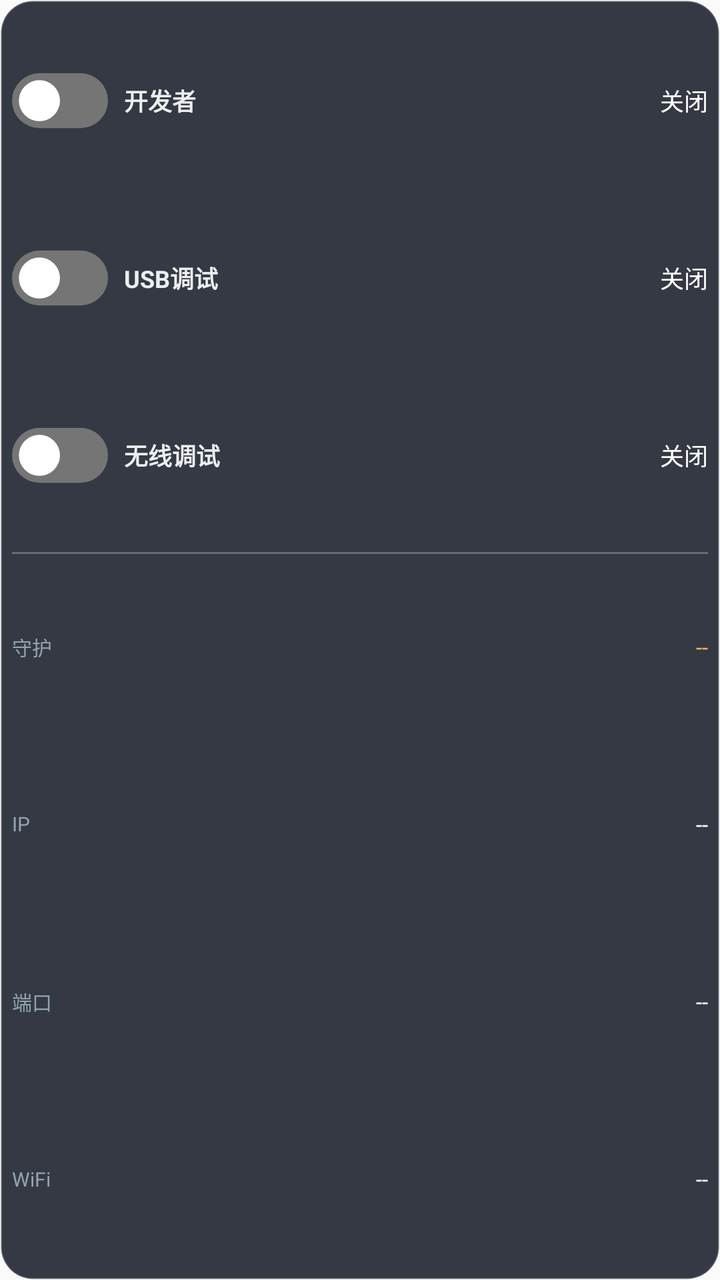
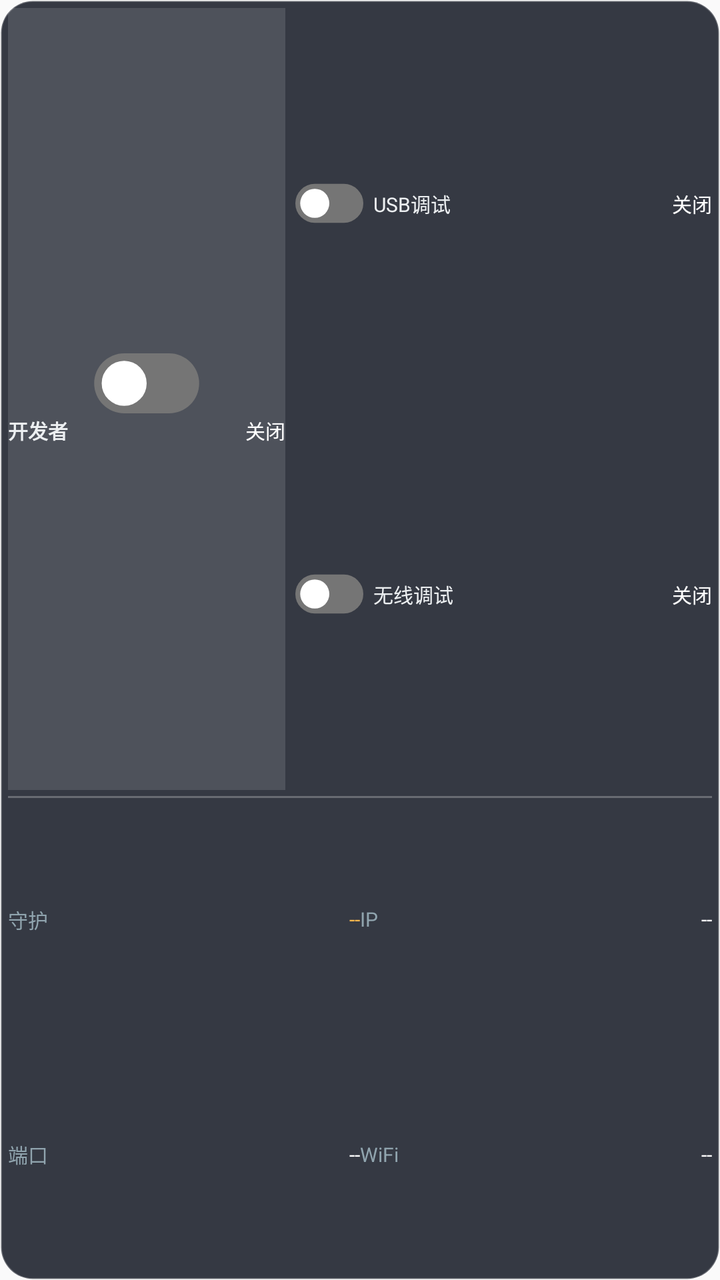

Compare the two renders of this Android layout. The source of the first and the diff that turns it into the second are given below.
<!-- AndroidManifest.xml: application theme Theme.AdbWifiWidget -->
<!-- res/layout/widget.xml -->
<?xml version="1.0" encoding="utf-8"?>
<LinearLayout xmlns:android="http://schemas.android.com/apk/res/android"
    android:id="@+id/root"
    android:layout_width="match_parent"
    android:layout_height="match_parent"
    android:orientation="vertical"
    android:background="@drawable/widget_bg"
    android:padding="6dp">

    
    <LinearLayout
        android:layout_width="match_parent"
        android:layout_height="0dp"
        android:layout_weight="3"
        android:orientation="vertical">

        
        <LinearLayout
            android:id="@+id/devArea"
            android:layout_width="match_parent"
            android:layout_height="0dp"
            android:layout_weight="1"
            android:orientation="horizontal"
            android:gravity="center_vertical">

            <ImageView
                android:id="@+id/ivDevSwitch"
                android:layout_width="48dp"
                android:layout_height="28dp"
                android:src="@drawable/switch_off"
                android:contentDescription="developer mode toggle" />

            <TextView
                android:layout_width="48dp"
                android:layout_height="wrap_content"
                android:layout_marginStart="8dp"
                android:text="开发者"
                android:textColor="#ECEFF1"
                android:textSize="12sp"
                android:textStyle="bold" />

            <TextView
                android:id="@+id/tvDevState"
                android:layout_width="0dp"
                android:layout_height="wrap_content"
                android:layout_weight="1"
                android:gravity="end"
                android:text="关闭"
                android:textColor="#FFFFFF"
                android:textSize="12sp"
                android:singleLine="true" />
        </LinearLayout>

        
        <LinearLayout
            android:id="@+id/usbArea"
            android:layout_width="match_parent"
            android:layout_height="0dp"
            android:layout_weight="1"
            android:orientation="horizontal"
            android:gravity="center_vertical">

            <ImageView
                android:id="@+id/ivUsbSwitch"
                android:layout_width="48dp"
                android:layout_height="28dp"
                android:src="@drawable/switch_off"
                android:contentDescription="usb debugging toggle" />

            <TextView
                android:layout_width="48dp"
                android:layout_height="wrap_content"
                android:layout_marginStart="8dp"
                android:text="USB调试"
                android:textColor="#ECEFF1"
                android:textSize="12sp"
                android:textStyle="bold" />

            <TextView
                android:id="@+id/tvUsbState"
                android:layout_width="0dp"
                android:layout_height="wrap_content"
                android:layout_weight="1"
                android:gravity="end"
                android:text="关闭"
                android:textColor="#FFFFFF"
                android:textSize="12sp"
                android:singleLine="true" />
        </LinearLayout>

        
        <LinearLayout
            android:id="@+id/wifiArea"
            android:layout_width="match_parent"
            android:layout_height="0dp"
            android:layout_weight="1"
            android:orientation="horizontal"
            android:gravity="center_vertical">

            <ImageView
                android:id="@+id/ivWifiSwitch"
                android:layout_width="48dp"
                android:layout_height="28dp"
                android:src="@drawable/switch_off"
                android:contentDescription="wireless adb toggle" />

            <TextView
                android:layout_width="48dp"
                android:layout_height="wrap_content"
                android:layout_marginStart="8dp"
                android:text="无线调试"
                android:textColor="#ECEFF1"
                android:textSize="12sp"
                android:textStyle="bold" />

            <TextView
                android:id="@+id/tvWifiState"
                android:layout_width="0dp"
                android:layout_height="wrap_content"
                android:layout_weight="1"
                android:gravity="end"
                android:text="关闭"
                android:textColor="#FFFFFF"
                android:textSize="12sp"
                android:singleLine="true" />
        </LinearLayout>

    </LinearLayout>

    
    <FrameLayout
        android:layout_width="match_parent"
        android:layout_height="1dp"
        android:layout_marginTop="4dp"
        android:layout_marginBottom="2dp"
        android:background="#40FFFFFF" />

    
    <LinearLayout
        android:id="@+id/infoArea"
        android:layout_width="match_parent"
        android:layout_height="0dp"
        android:layout_weight="4"
        android:orientation="vertical">

        <LinearLayout
            android:layout_width="match_parent"
            android:layout_height="0dp"
            android:layout_weight="1"
            android:orientation="horizontal"
            android:gravity="center_vertical">

            <TextView
                android:layout_width="34dp"
                android:layout_height="wrap_content"
                android:text="守护"
                android:textColor="#90A4AE"
                android:textSize="10sp" />

            <TextView
                android:id="@+id/tvDaemon"
                android:layout_width="0dp"
                android:layout_height="wrap_content"
                android:layout_weight="1"
                android:gravity="end"
                android:text="--"
                android:textColor="#FFB74D"
                android:textSize="11sp"
                android:singleLine="true"
                android:ellipsize="end" />
        </LinearLayout>

        <LinearLayout
            android:layout_width="match_parent"
            android:layout_height="0dp"
            android:layout_weight="1"
            android:orientation="horizontal"
            android:gravity="center_vertical">

            <TextView
                android:layout_width="34dp"
                android:layout_height="wrap_content"
                android:text="IP"
                android:textColor="#90A4AE"
                android:textSize="10sp" />

            <TextView
                android:id="@+id/tvIp"
                android:layout_width="0dp"
                android:layout_height="wrap_content"
                android:layout_weight="1"
                android:gravity="end"
                android:text="--"
                android:textColor="#FFFFFF"
                android:textSize="11sp"
                android:singleLine="true"
                android:ellipsize="end" />
        </LinearLayout>

        <LinearLayout
            android:layout_width="match_parent"
            android:layout_height="0dp"
            android:layout_weight="1"
            android:orientation="horizontal"
            android:gravity="center_vertical">

            <TextView
                android:layout_width="34dp"
                android:layout_height="wrap_content"
                android:text="端口"
                android:textColor="#90A4AE"
                android:textSize="10sp" />

            <TextView
                android:id="@+id/tvPort"
                android:layout_width="0dp"
                android:layout_height="wrap_content"
                android:layout_weight="1"
                android:gravity="end"
                android:text="--"
                android:textColor="#FFFFFF"
                android:textSize="11sp"
                android:singleLine="true"
                android:ellipsize="end" />
        </LinearLayout>

        <LinearLayout
            android:layout_width="match_parent"
            android:layout_height="0dp"
            android:layout_weight="1"
            android:orientation="horizontal"
            android:gravity="center_vertical">

            <TextView
                android:layout_width="34dp"
                android:layout_height="wrap_content"
                android:text="WiFi"
                android:textColor="#90A4AE"
                android:textSize="10sp" />

            <TextView
                android:id="@+id/tvSsid"
                android:layout_width="0dp"
                android:layout_height="wrap_content"
                android:layout_weight="1"
                android:gravity="end"
                android:text="--"
                android:textColor="#FFFFFF"
                android:textSize="11sp"
                android:singleLine="true"
                android:ellipsize="end" />
        </LinearLayout>

    </LinearLayout>

</LinearLayout>
<!-- resources referenced by this layout -->
<resources>
  <!-- drawable switch_off (drawable) -->
  <?xml version="1.0" encoding="utf-8"?>
  <layer-list xmlns:android="http://schemas.android.com/apk/res/android">
      <item>
          <shape android:shape="rectangle">
              <solid android:color="#FF757575" />
              <corners android:radius="16dp" />
              <size android:width="56dp" android:height="32dp" />
          </shape>
      </item>
      <item
          android:gravity="left|center_vertical"
          android:left="4dp">
          <shape android:shape="oval">
              <solid android:color="#FFFFFFFF" />
              <size android:width="24dp" android:height="24dp" />
          </shape>
      </item>
  </layer-list>
  <!-- drawable widget_bg (drawable) -->
  <?xml version="1.0" encoding="utf-8"?>
  <shape xmlns:android="http://schemas.android.com/apk/res/android"
      android:shape="rectangle">
      <solid android:color="#E6212530" />
      <corners android:radius="16dp" />
      <stroke android:width="1dp" android:color="#40FFFFFF" />
  </shape>
  <style name="Theme.AdbWifiWidget" parent="@android:style/Theme.Material.Light.NoActionBar" />
</resources>

<!-- the commit's change to res/layout/widget.xml (unified diff, before → after) -->
@@ -5,133 +5,154 @@
     android:layout_height="match_parent"
     android:orientation="vertical"
     android:background="@drawable/widget_bg"
-    android:padding="6dp">
+    android:padding="4dp">
 
     
     <LinearLayout
         android:layout_width="match_parent"
         android:layout_height="0dp"
-        android:layout_weight="3"
-        android:orientation="vertical">
+        android:layout_weight="5"
+        android:orientation="horizontal">
 
         
         <LinearLayout
             android:id="@+id/devArea"
-            android:layout_width="match_parent"
-            android:layout_height="0dp"
-            android:layout_weight="1"
-            android:orientation="horizontal"
-            android:gravity="center_vertical">
+            android:layout_width="0dp"
+            android:layout_height="match_parent"
+            android:layout_weight="2"
+            android:orientation="vertical"
+            android:gravity="center"
+            android:background="#20FFFFFF">
 
             <ImageView
                 android:id="@+id/ivDevSwitch"
-                android:layout_width="48dp"
-                android:layout_height="28dp"
+                android:layout_width="60dp"
+                android:layout_height="30dp"
+                android:scaleType="fitCenter"
                 android:src="@drawable/switch_off"
                 android:contentDescription="developer mode toggle" />
 
-            <TextView
-                android:layout_width="48dp"
+            <LinearLayout
+                android:layout_width="match_parent"
                 android:layout_height="wrap_content"
-                android:layout_marginStart="8dp"
-                android:text="开发者"
-                android:textColor="#ECEFF1"
-                android:textSize="12sp"
-                android:textStyle="bold" />
-
-            <TextView
-                android:id="@+id/tvDevState"
-                android:layout_width="0dp"
-                android:layout_height="wrap_content"
-                android:layout_weight="1"
-                android:gravity="end"
-                android:text="关闭"
-                android:textColor="#FFFFFF"
-                android:textSize="12sp"
-                android:singleLine="true" />
+                android:layout_marginTop="1dp"
+                android:orientation="horizontal"
+                android:gravity="center_vertical">
+
+                <TextView
+                    android:layout_width="wrap_content"
+                    android:layout_height="wrap_content"
+                    android:text="开发者"
+                    android:textColor="#ECEFF1"
+                    android:textSize="10sp"
+                    android:textStyle="bold"
+                    android:singleLine="true" />
+
+                <TextView
+                    android:id="@+id/tvDevState"
+                    android:layout_width="0dp"
+                    android:layout_height="wrap_content"
+                    android:layout_weight="1"
+                    android:layout_marginStart="4dp"
+                    android:gravity="end"
+                    android:text="关闭"
+                    android:textColor="#FFFFFF"
+                    android:textSize="10sp"
+                    android:singleLine="true" />
+            </LinearLayout>
         </LinearLayout>
 
         
         <LinearLayout
-            android:id="@+id/usbArea"
-            android:layout_width="match_parent"
-            android:layout_height="0dp"
-            android:layout_weight="1"
-            android:orientation="horizontal"
-            android:gravity="center_vertical">
-
-            <ImageView
-                android:id="@+id/ivUsbSwitch"
-                android:layout_width="48dp"
-                android:layout_height="28dp"
-                android:src="@drawable/switch_off"
-                android:contentDescription="usb debugging toggle" />
-
-            <TextView
-                android:layout_width="48dp"
-                android:layout_height="wrap_content"
-                android:layout_marginStart="8dp"
-                android:text="USB调试"
-                android:textColor="#ECEFF1"
-                android:textSize="12sp"
-                android:textStyle="bold" />
-
-            <TextView
-                android:id="@+id/tvUsbState"
-                android:layout_width="0dp"
-                android:layout_height="wrap_content"
-                android:layout_weight="1"
-                android:gravity="end"
-                android:text="关闭"
-                android:textColor="#FFFFFF"
-                android:textSize="12sp"
-                android:singleLine="true" />
-        </LinearLayout>
-
-        
-        <LinearLayout
-            android:id="@+id/wifiArea"
-            android:layout_width="match_parent"
-            android:layout_height="0dp"
-            android:layout_weight="1"
-            android:orientation="horizontal"
-            android:gravity="center_vertical">
-
-            <ImageView
-                android:id="@+id/ivWifiSwitch"
-                android:layout_width="48dp"
-                android:layout_height="28dp"
-                android:src="@drawable/switch_off"
-                android:contentDescription="wireless adb toggle" />
-
-            <TextView
-                android:layout_width="48dp"
-                android:layout_height="wrap_content"
-                android:layout_marginStart="8dp"
-                android:text="无线调试"
-                android:textColor="#ECEFF1"
-                android:textSize="12sp"
-                android:textStyle="bold" />
-
-            <TextView
-                android:id="@+id/tvWifiState"
-                android:layout_width="0dp"
-                android:layout_height="wrap_content"
-                android:layout_weight="1"
-                android:gravity="end"
-                android:text="关闭"
-                android:textColor="#FFFFFF"
-                android:textSize="12sp"
-                android:singleLine="true" />
-        </LinearLayout>
-
+            android:layout_width="0dp"
+            android:layout_height="match_parent"
+            android:layout_weight="3"
+            android:orientation="vertical"
+            android:layout_marginStart="5dp">
+
+            <LinearLayout
+                android:id="@+id/usbArea"
+                android:layout_width="match_parent"
+                android:layout_height="0dp"
+                android:layout_weight="1"
+                android:orientation="horizontal"
+                android:gravity="center_vertical">
+
+                <ImageView
+                    android:id="@+id/ivUsbSwitch"
+                    android:layout_width="34dp"
+                    android:layout_height="20dp"
+                    android:scaleType="fitCenter"
+                    android:src="@drawable/switch_off"
+                    android:contentDescription="usb debugging toggle" />
+
+                <TextView
+                    android:layout_width="wrap_content"
+                    android:layout_height="wrap_content"
+                    android:layout_marginStart="5dp"
+                    android:text="USB调试"
+                    android:textColor="#ECEFF1"
+                    android:textSize="10sp"
+                    android:singleLine="true" />
+
+                <TextView
+                    android:id="@+id/tvUsbState"
+                    android:layout_width="0dp"
+                    android:layout_height="wrap_content"
+                    android:layout_weight="1"
+                    android:layout_marginStart="3dp"
+                    android:gravity="end"
+                    android:text="关闭"
+                    android:textColor="#FFFFFF"
+                    android:textSize="10sp"
+                    android:singleLine="true" />
+            </LinearLayout>
+
+            <LinearLayout
+                android:id="@+id/wifiArea"
+                android:layout_width="match_parent"
+                android:layout_height="0dp"
+                android:layout_weight="1"
+                android:orientation="horizontal"
+                android:gravity="center_vertical">
+
+                <ImageView
+                    android:id="@+id/ivWifiSwitch"
+                    android:layout_width="34dp"
+                    android:layout_height="20dp"
+                    android:scaleType="fitCenter"
+                    android:src="@drawable/switch_off"
+                    android:contentDescription="wireless adb toggle" />
+
+                <TextView
+                    android:layout_width="wrap_content"
+                    android:layout_height="wrap_content"
+                    android:layout_marginStart="5dp"
+                    android:text="无线调试"
+                    android:textColor="#ECEFF1"
+                    android:textSize="10sp"
+                    android:singleLine="true" />
+
+                <TextView
+                    android:id="@+id/tvWifiState"
+                    android:layout_width="0dp"
+                    android:layout_height="wrap_content"
+                    android:layout_weight="1"
+                    android:layout_marginStart="3dp"
+                    android:gravity="end"
+                    android:text="关闭"
+                    android:textColor="#FFFFFF"
+                    android:textSize="10sp"
+                    android:singleLine="true" />
+            </LinearLayout>
+        </LinearLayout>
     </LinearLayout>
 
     
     <FrameLayout
         android:layout_width="match_parent"
         android:layout_height="1dp"
-        android:layout_marginTop="4dp"
+        android:layout_marginTop="3dp"
         android:layout_marginBottom="2dp"
         android:background="#40FFFFFF" />
 
@@ -140,117 +161,134 @@
         android:id="@+id/infoArea"
         android:layout_width="match_parent"
         android:layout_height="0dp"
-        android:layout_weight="4"
+        android:layout_weight="3"
         android:orientation="vertical">
 
         <LinearLayout
             android:layout_width="match_parent"
             android:layout_height="0dp"
             android:layout_weight="1"
-            android:orientation="horizontal"
-            android:gravity="center_vertical">
-
-            <TextView
-                android:layout_width="34dp"
-                android:layout_height="wrap_content"
-                android:text="守护"
-                android:textColor="#90A4AE"
-                android:textSize="10sp" />
-
-            <TextView
-                android:id="@+id/tvDaemon"
-                android:layout_width="0dp"
-                android:layout_height="wrap_content"
-                android:layout_weight="1"
-                android:gravity="end"
-                android:text="--"
-                android:textColor="#FFB74D"
-                android:textSize="11sp"
-                android:singleLine="true"
-                android:ellipsize="end" />
+            android:orientation="horizontal">
+
+            <LinearLayout
+                android:layout_width="0dp"
+                android:layout_height="match_parent"
+                android:layout_weight="1"
+                android:orientation="horizontal"
+                android:gravity="center_vertical">
+
+                <TextView
+                    android:layout_width="26dp"
+                    android:layout_height="wrap_content"
+                    android:text="守护"
+                    android:textColor="#90A4AE"
+                    android:textSize="10sp"
+                    android:singleLine="true" />
+
+                <TextView
+                    android:id="@+id/tvDaemon"
+                    android:layout_width="0dp"
+                    android:layout_height="wrap_content"
+                    android:layout_weight="1"
+                    android:gravity="end"
+                    android:text="--"
+                    android:textColor="#FFB74D"
+                    android:textSize="10sp"
+                    android:singleLine="true"
+                    android:ellipsize="end" />
+            </LinearLayout>
+
+            <LinearLayout
+                android:layout_width="0dp"
+                android:layout_height="match_parent"
+                android:layout_weight="1"
+                android:orientation="horizontal"
+                android:gravity="center_vertical">
+
+                <TextView
+                    android:layout_width="16dp"
+                    android:layout_height="wrap_content"
+                    android:text="IP"
+                    android:textColor="#90A4AE"
+                    android:textSize="10sp"
+                    android:singleLine="true" />
+
+                <TextView
+                    android:id="@+id/tvIp"
+                    android:layout_width="0dp"
+                    android:layout_height="wrap_content"
+                    android:layout_weight="1"
+                    android:gravity="end"
+                    android:text="--"
+                    android:textColor="#FFFFFF"
+                    android:textSize="10sp"
+                    android:singleLine="true"
+                    android:ellipsize="end" />
+            </LinearLayout>
         </LinearLayout>
 
         <LinearLayout
             android:layout_width="match_parent"
             android:layout_height="0dp"
             android:layout_weight="1"
-            android:orientation="horizontal"
-            android:gravity="center_vertical">
-
-            <TextView
-                android:layout_width="34dp"
-                android:layout_height="wrap_content"
-                android:text="IP"
-                android:textColor="#90A4AE"
-                android:textSize="10sp" />
-
-            <TextView
-                android:id="@+id/tvIp"
-                android:layout_width="0dp"
-                android:layout_height="wrap_content"
-                android:layout_weight="1"
-                android:gravity="end"
-                android:text="--"
-                android:textColor="#FFFFFF"
-                android:textSize="11sp"
-                android:singleLine="true"
-                android:ellipsize="end" />
-        </LinearLayout>
-
-        <LinearLayout
-            android:layout_width="match_parent"
-            android:layout_height="0dp"
-            android:layout_weight="1"
-            android:orientation="horizontal"
-            android:gravity="center_vertical">
-
-            <TextView
-                android:layout_width="34dp"
-                android:layout_height="wrap_content"
-                android:text="端口"
-                android:textColor="#90A4AE"
-                android:textSize="10sp" />
-
-            <TextView
-                android:id="@+id/tvPort"
-                android:layout_width="0dp"
-                android:layout_height="wrap_content"
-                android:layout_weight="1"
-                android:gravity="end"
-                android:text="--"
-                android:textColor="#FFFFFF"
-                android:textSize="11sp"
-                android:singleLine="true"
-                android:ellipsize="end" />
-        </LinearLayout>
-
-        <LinearLayout
-            android:layout_width="match_parent"
-            android:layout_height="0dp"
-            android:layout_weight="1"
-            android:orientation="horizontal"
-            android:gravity="center_vertical">
-
-            <TextView
-                android:layout_width="34dp"
-                android:layout_height="wrap_content"
-                android:text="WiFi"
-                android:textColor="#90A4AE"
-                android:textSize="10sp" />
-
-            <TextView
-                android:id="@+id/tvSsid"
-                android:layout_width="0dp"
-                android:layout_height="wrap_content"
-                android:layout_weight="1"
-                android:gravity="end"
-                android:text="--"
-                android:textColor="#FFFFFF"
-                android:textSize="11sp"
-                android:singleLine="true"
-                android:ellipsize="end" />
-        </LinearLayout>
-
+            android:orientation="horizontal">
+
+            <LinearLayout
+                android:layout_width="0dp"
+                android:layout_height="match_parent"
+                android:layout_weight="1"
+                android:orientation="horizontal"
+                android:gravity="center_vertical">
+
+                <TextView
+                    android:layout_width="26dp"
+                    android:layout_height="wrap_content"
+                    android:text="端口"
+                    android:textColor="#90A4AE"
+                    android:textSize="10sp"
+                    android:singleLine="true" />
+
+                <TextView
+                    android:id="@+id/tvPort"
+                    android:layout_width="0dp"
+                    android:layout_height="wrap_content"
+                    android:layout_weight="1"
+                    android:gravity="end"
+                    android:text="--"
+                    android:textColor="#FFFFFF"
+                    android:textSize="10sp"
+                    android:singleLine="true"
+                    android:ellipsize="end" />
+            </LinearLayout>
+
+            <LinearLayout
+                android:layout_width="0dp"
+                android:layout_height="match_parent"
+                android:layout_weight="1"
+                android:orientation="horizontal"
+                android:gravity="center_vertical">
+
+                <TextView
+                    android:layout_width="26dp"
+                    android:layout_height="wrap_content"
+                    android:text="WiFi"
+                    android:textColor="#90A4AE"
+                    android:textSize="10sp"
+                    android:singleLine="true" />
+
+                <TextView
+                    android:id="@+id/tvSsid"
+                    android:layout_width="0dp"
+                    android:layout_height="wrap_content"
+                    android:layout_weight="1"
+                    android:gravity="end"
+                    android:text="--"
+                    android:textColor="#FFFFFF"
+                    android:textSize="10sp"
+                    android:singleLine="true"
+                    android:ellipsize="end" />
+            </LinearLayout>
+        </LinearLayout>
     </LinearLayout>
 
 </LinearLayout>
